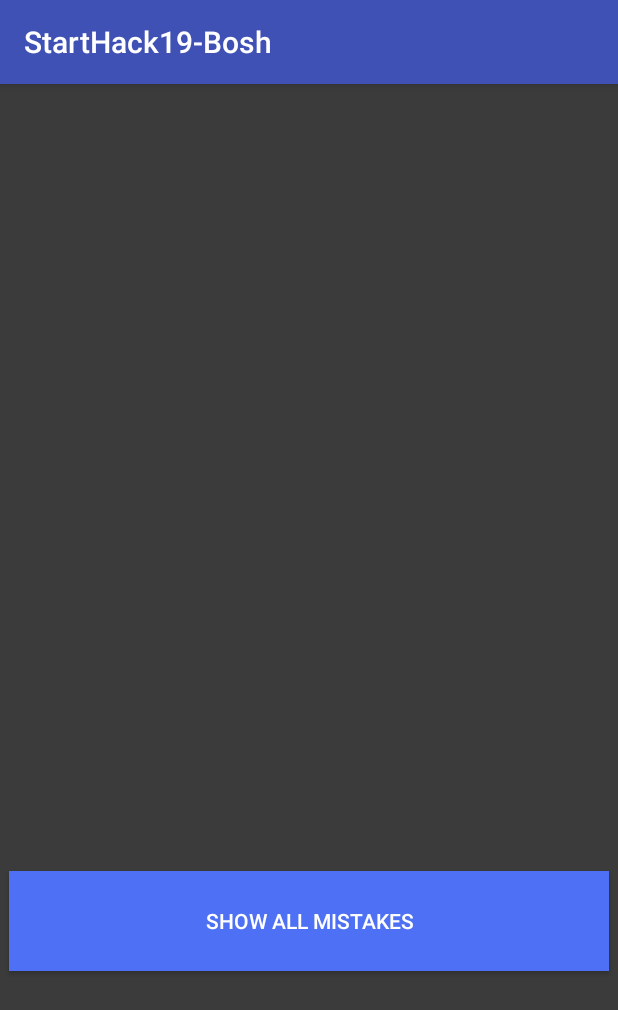
After one commit to amelazzi/StartHack19-Bosh, an Android app: the EducationalActivity screen opened directly, with no data from a screen before it, on a phone screen of 412 x 824 dp. The commit adds this screen. Shown: the top 1010 px of the screen. Run offline under Robolectric (Android 15) with nearby library versions, the phone set to English and light mode, and no system bars.

Commit message:
add: basic educational mode interface

```diff
--- a/app/src/main/AndroidManifest.xml
+++ b/app/src/main/AndroidManifest.xml
@@ -16,6 +16,8 @@
                 <category android:name="android.intent.category.LAUNCHER" />
             </intent-filter>
         </activity>
+        <activity android:name=".EducationalActivity" />
+        <activity android:name=".NormalActivity"></activity>
     </application>
 
 </manifest>
--- /dev/null
+++ b/app/src/main/java/com/example/macos/starthack19_bosh/EducationalActivity.java
@@ -0,0 +1,13 @@
+package com.example.macos.starthack19_bosh;
+
+import android.support.v7.app.AppCompatActivity;
+import android.os.Bundle;
+
+public class EducationalActivity extends AppCompatActivity {
+
+    @Override
+    protected void onCreate(Bundle savedInstanceState) {
+        super.onCreate(savedInstanceState);
+        setContentView(R.layout.activity_educational);
+    }
+}
--- /dev/null
+++ b/app/src/main/res/layout/activity_educational.xml
@@ -0,0 +1,29 @@
+<?xml version="1.0" encoding="utf-8"?>
+<LinearLayout xmlns:android="http://schemas.android.com/apk/res/android"
+    xmlns:tools="http://schemas.android.com/tools"
+    android:layout_width="match_parent"
+    android:layout_height="match_parent"
+    android:background="@color/darkGray"
+    android:orientation="vertical"
+    android:gravity="center"
+    tools:context="com.example.macos.starthack19_bosh.EducationalActivity">
+
+    <TextView
+        android:id="@+id/msgText"
+        android:layout_width="match_parent"
+        android:paddingLeft="32px"
+        android:paddingRight="32px"
+        android:layout_height="300dp"
+        android:layout_marginTop="16dp"
+        android:textColor="@color/white"
+        android:textSize="20dp"/>
+
+    <Button
+        android:id="@+id/showAll"
+        android:layout_width="600px"
+        android:layout_height="100px"
+        android:text="Show All mistakes"
+        android:layout_marginTop="32dp"
+        android:background="@color/purple"
+        android:textColor="@color/white"/>
+</LinearLayout>
```
Also changed, not shown: app/src/main/java/com/example/macos/starthack19_bosh/MainActivity.java (+22 -0 lines), app/src/main/java/com/example/macos/starthack19_bosh/NormalActivity.java (added, +13 -0 lines), app/src/main/res/layout/activity_normal.xml (added, +9 -0 lines).
